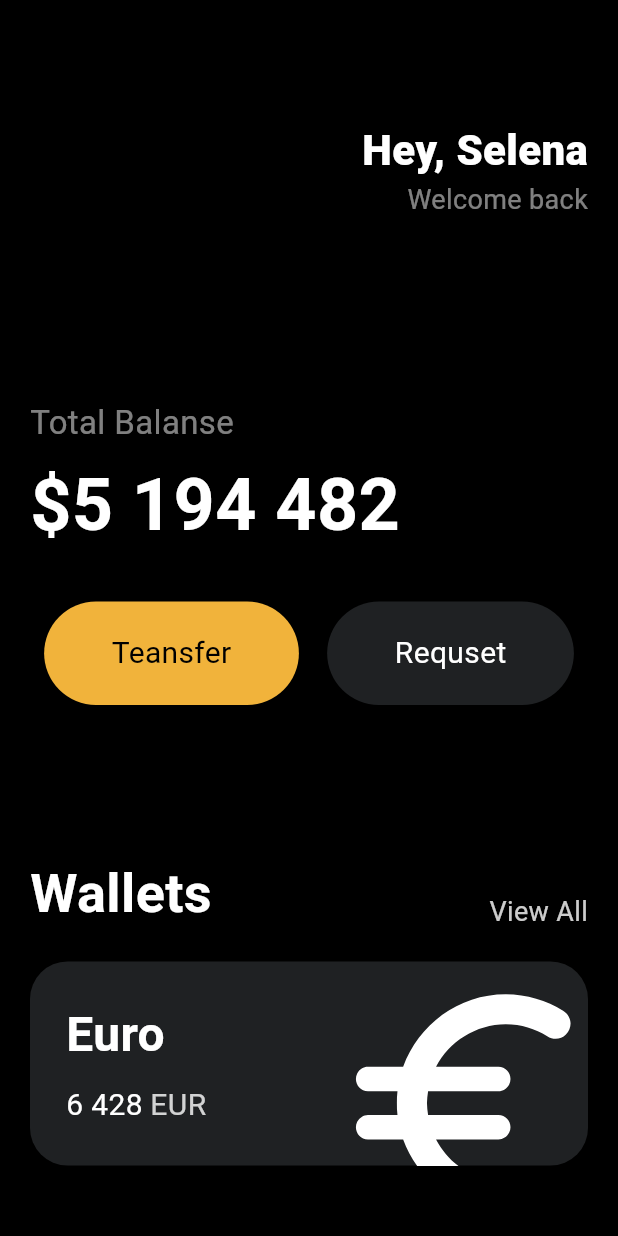
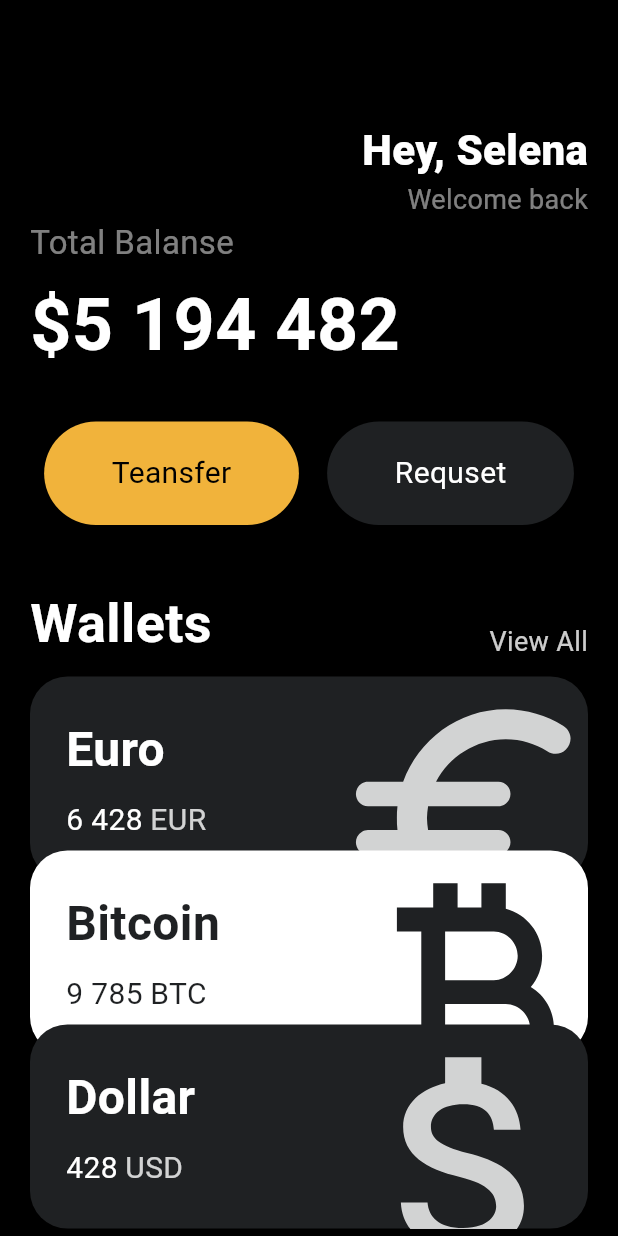
Before and after one commit to qpaseo/test, a Flutter app: the screen it shows after launch, on a phone screen of 412 x 824 dp. Run offline on Flutter 3.47's test engine with Material 3 defaults, Android fonts, the phone set to English and light mode, and no system bars; missing offline and left inert: dart:ffi.

Commit message:
update :: 챕터3 Reusable Caeds

```diff
--- a/toonflix/lib/main.dart
+++ b/toonflix/lib/main.dart
@@ -1,5 +1,6 @@
 import 'package:flutter/material.dart';
 import 'package:toonflix/widgets/Button.dart';
+import 'package:toonflix/widgets/currency_card.dart';
 
 class Player {
   String? name; //있을수도 있고 아닐수도 있고
@@ -18,8 +19,6 @@ class App extends StatelessWidget {
 
   @override
   Widget build(BuildContext context) {
-    // TODO: implement build
-
     //CupertinoApp : ios 버전의 디자인
     //MaterialApp : 구글 버전의 디자인
 
@@ -34,7 +33,8 @@ class App extends StatelessWidget {
     return MaterialApp(
       home: Scaffold(
         backgroundColor: Colors.black,
-        body: Padding(
+        body: SingleChildScrollView(
+          child: Padding(
             padding: EdgeInsets.symmetric(
               horizontal: 20,
             ),
@@ -69,7 +69,7 @@ class App extends StatelessWidget {
                   ],
                 ),
                 SizedBox(
-                height: 120,
+                  height: 0,
                 ),
                 Text(
                   'Total Balanse',
@@ -108,7 +108,7 @@ class App extends StatelessWidget {
                   ],
                 ),
                 SizedBox(
-                height: 100,
+                  height: 40,
                 ),
                 Row(
                   crossAxisAlignment: CrossAxisAlignment.end,
@@ -131,71 +131,37 @@ class App extends StatelessWidget {
                   ],
                 ),
                 SizedBox(
-                height: 20,
-              ),
-              Container(
-                clipBehavior: Clip.hardEdge,
-                decoration: BoxDecoration(
-                  color: Color(0xFF1F2123),
-                  borderRadius: BorderRadius.circular(25),
-                ),
-                child: Padding(
-                  padding: const EdgeInsets.all(24),
-                  child: Row(
-                    mainAxisAlignment: MainAxisAlignment.spaceBetween,
-                    children: [
-                      Column(
-                        crossAxisAlignment: CrossAxisAlignment.start,
-                        children: [
-                          Text(
-                            "Euro",
-                            style: TextStyle(
-                                color: Colors.white,
-                                fontSize: 32,
-                                fontWeight: FontWeight.w600),
-                          ),
-                          SizedBox(
                   height: 10,
                 ),
-                          Row(
-                            children: [
-                              Text(
-                                '6 428',
-                                style: TextStyle(
-                                  color: Colors.white,
-                                  fontSize: 20,
+                CurrencyCard(
+                  name: "Euro",
+                  code: "EUR",
+                  amount: "6 428",
+                  icon: Icons.euro_rounded,
+                  isInverted: false,
+                ),
+                Transform.translate(
+                  offset: const Offset(0, -20),
+                  child: CurrencyCard(
+                    name: "Bitcoin",
+                    code: "BTC",
+                    amount: "9 785",
+                    icon: Icons.currency_bitcoin,
+                    isInverted: true,
                   ),
                 ),
-                              SizedBox(
-                                width: 5,
-                              ),
-                              Text(
-                                "EUR",
-                                style: TextStyle(
-                                  color: Colors.white.withOpacity(0.8),
-                                  fontSize: 20,
+                Transform.translate(
+                  offset: const Offset(0, -40),
+                  child: CurrencyCard(
+                    name: "Dollar",
+                    code: "USD",
+                    amount: "428",
+                    icon: Icons.attach_money_outlined,
+                    isInverted: false,
                   ),
                 ),
               ],
-                          )
-                        ],
             ),
-                      Transform.scale(
-                        scale: 2.2,
-                        child: Transform.translate(
-                          offset: Offset(-5, 12),
-                          child: Icon(
-                            Icons.euro_rounded,
-                            color: Colors.white,
-                            size: 88,
-                          ),
-                        ),
-                      )
-                    ],
-                  ),
-                ),
-              )
-            ],
           ),
         ),
       ),
--- /dev/null
+++ b/toonflix/lib/widgets/currency_card.dart
@@ -0,0 +1,89 @@
+import 'dart:ffi';
+
+import 'package:flutter/material.dart';
+
+class CurrencyCard extends StatelessWidget {
+  final String name, code, amount;
+  final IconData icon;
+  final bool isInverted;
+
+  final _blackColor = const Color(0xFF1F2123);
+
+  const CurrencyCard({
+    super.key,
+    required this.name,
+    required this.code,
+    required this.amount,
+    required this.icon,
+    required this.isInverted,
+  });
+
+  @override
+  Widget build(BuildContext context) {
+    return Container(
+      clipBehavior: Clip.hardEdge,
+      decoration: BoxDecoration(
+        color: isInverted ? Colors.white : _blackColor,
+        borderRadius: BorderRadius.circular(25),
+      ),
+      child: Padding(
+        padding: const EdgeInsets.all(24),
+        child: Row(
+          mainAxisAlignment: MainAxisAlignment.spaceBetween,
+          children: [
+            Column(
+              crossAxisAlignment: CrossAxisAlignment.start,
+              children: [
+                Text(
+                  name,
+                  style: TextStyle(
+                      color: isInverted ? _blackColor : Colors.white,
+                      fontSize: 32,
+                      fontWeight: FontWeight.w600),
+                ),
+                SizedBox(
+                  height: 10,
+                ),
+                Row(
+                  children: [
+                    Text(
+                      amount,
+                      style: TextStyle(
+                        color: isInverted ? _blackColor : Colors.white,
+                        fontSize: 20,
+                      ),
+                    ),
+                    SizedBox(
+                      width: 5,
+                    ),
+                    Text(
+                      code,
+                      style: TextStyle(
+                        color: isInverted
+                            ? _blackColor
+                            : Colors.white.withOpacity(0.8),
+                        fontSize: 20,
+                      ),
+                    ),
+                  ],
+                )
+              ],
+            ),
+            Transform.scale(
+              scale: 2.2,
+              child: Transform.translate(
+                offset: Offset(-5, 12),
+                child: Icon(
+                  icon,
+                  color:
+                      isInverted ? _blackColor : Colors.white.withOpacity(0.8),
+                  size: 88,
+                ),
+              ),
+            )
+          ],
+        ),
+      ),
+    );
+  }
+}
```
Lines whose indentation alone changed are shown as unchanged.
